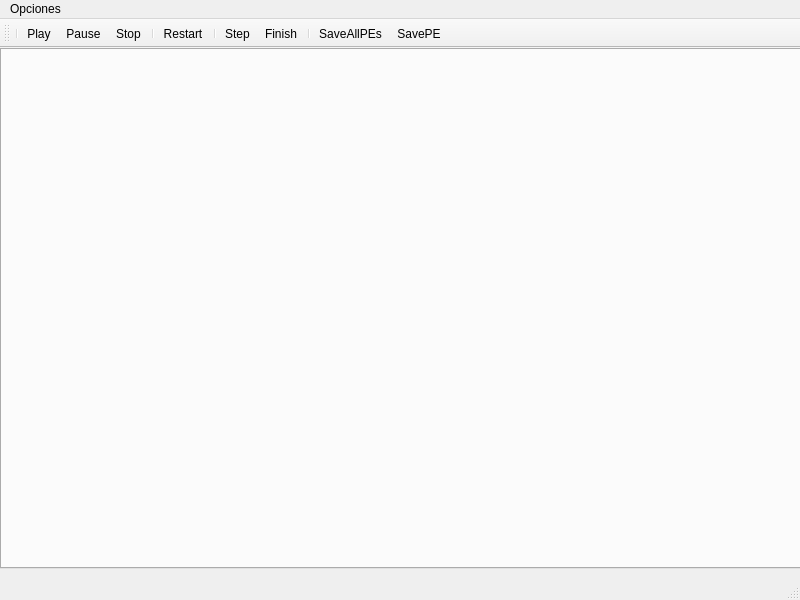
Old version of the form SimInter/mainwindow.ui in the repository issolis/InterconnectSimulator.
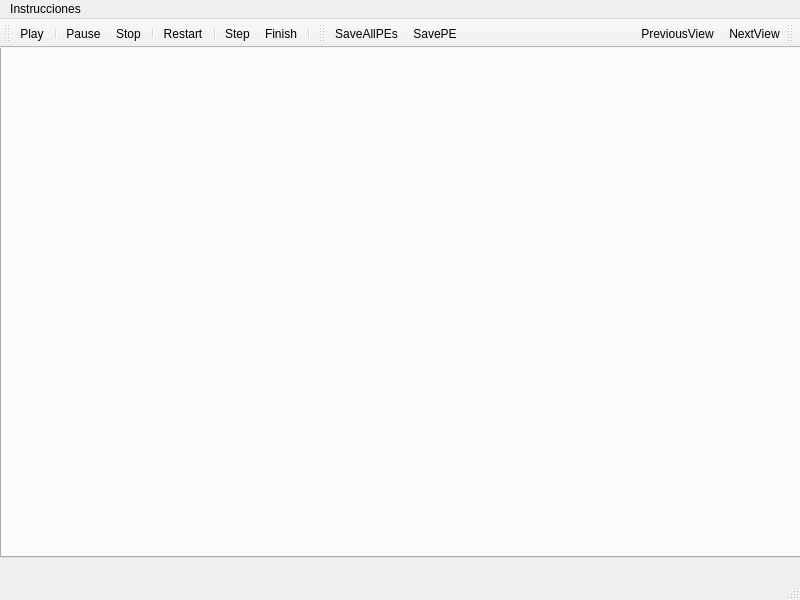
New version of the form. Icons and pictures are not drawn.

Commit message: Preparación para segunda view

Diff of the .ui file:
```diff
--- a/SimInter/mainwindow.ui
+++ b/SimInter/mainwindow.ui
@@ -29,27 +29,29 @@
    <property name="toolTipDuration">
     <number>8</number>
    </property>
-   <widget class="QWidget" name="loadMemoryWidget" native="true">
+   <widget class="QStackedWidget" name="stackedWidget">
     <property name="geometry">
      <rect>
       <x>0</x>
-      <y>0</y>
+      <y>-21</y>
       <width>801</width>
       <height>541</height>
      </rect>
     </property>
-    <widget class="QTabWidget" name="PEMemoriesTW">
-     <property name="geometry">
-      <rect>
-       <x>0</x>
-       <y>0</y>
-       <width>801</width>
-       <height>521</height>
-      </rect>
-     </property>
-     <property name="currentIndex">
-      <number>-1</number>
-     </property>
+    <widget class="QWidget" name="pageLoad">
+     <widget class="QTabWidget" name="PEMemoriesTW">
+      <property name="geometry">
+       <rect>
+        <x>0</x>
+        <y>20</y>
+        <width>801</width>
+        <height>511</height>
+       </rect>
+      </property>
+      <property name="currentIndex">
+       <number>-1</number>
+      </property>
+     </widget>
     </widget>
    </widget>
   </widget>
@@ -64,7 +66,7 @@
    </property>
    <widget class="QMenu" name="menuCargar_Memoria">
     <property name="title">
-     <string>Opciones</string>
+     <string>Instrucciones</string>
     </property>
     <addaction name="actionCargarMemorias"/>
    </widget>
@@ -81,8 +83,8 @@
    <attribute name="toolBarBreak">
     <bool>false</bool>
    </attribute>
-   <addaction name="separator"/>
    <addaction name="actionPlay"/>
+   <addaction name="separator"/>
    <addaction name="actionPause"/>
    <addaction name="actionStop"/>
    <addaction name="separator"/>
@@ -91,9 +93,72 @@
    <addaction name="actionStep"/>
    <addaction name="actionFinish"/>
    <addaction name="separator"/>
+  </widget>
+  <widget class="QToolBar" name="memoryBar">
+   <property name="windowTitle">
+    <string>toolBar_2</string>
+   </property>
+   <attribute name="toolBarArea">
+    <enum>TopToolBarArea</enum>
+   </attribute>
+   <attribute name="toolBarBreak">
+    <bool>false</bool>
+   </attribute>
    <addaction name="actionSaveAllPEs"/>
    <addaction name="actionSavePE"/>
   </widget>
+  <widget class="QToolBar" name="viewBar">
+   <property name="cursor">
+    <cursorShape>ArrowCursor</cursorShape>
+   </property>
+   <property name="focusPolicy">
+    <enum>Qt::NoFocus</enum>
+   </property>
+   <property name="contextMenuPolicy">
+    <enum>Qt::PreventContextMenu</enum>
+   </property>
+   <property name="windowTitle">
+    <string>toolBar</string>
+   </property>
+   <property name="toolTipDuration">
+    <number>-4</number>
+   </property>
+   <property name="layoutDirection">
+    <enum>Qt::RightToLeft</enum>
+   </property>
+   <property name="styleSheet">
+    <string notr="true"/>
+   </property>
+   <property name="movable">
+    <bool>true</bool>
+   </property>
+   <property name="allowedAreas">
+    <set>Qt::TopToolBarArea</set>
+   </property>
+   <property name="orientation">
+    <enum>Qt::Horizontal</enum>
+   </property>
+   <property name="iconSize">
+    <size>
+     <width>24</width>
+     <height>24</height>
+    </size>
+   </property>
+   <property name="toolButtonStyle">
+    <enum>Qt::ToolButtonFollowStyle</enum>
+   </property>
+   <property name="floatable">
+    <bool>true</bool>
+   </property>
+   <attribute name="toolBarArea">
+    <enum>TopToolBarArea</enum>
+   </attribute>
+   <attribute name="toolBarBreak">
+    <bool>false</bool>
+   </attribute>
+   <addaction name="actionNextView"/>
+   <addaction name="actionPreviousView"/>
+  </widget>
   <action name="actionStep">
    <property name="icon">
     <iconset theme="media-seek-forward"/>
@@ -182,6 +247,42 @@
    </property>
    <property name="text">
     <string>SaveAllPEs</string>
+   </property>
+   <property name="shortcut">
+    <string>Ctrl+S</string>
+   </property>
+   <property name="menuRole">
+    <enum>QAction::NoRole</enum>
+   </property>
+  </action>
+  <action name="actionVer_Instrucciones">
+   <property name="text">
+    <string>Abrir Instrucciones</string>
+   </property>
+  </action>
+  <action name="actionNextView">
+   <property name="icon">
+    <iconset theme="go-next"/>
+   </property>
+   <property name="text">
+    <string>NextView</string>
+   </property>
+   <property name="shortcut">
+    <string>Ctrl+Right</string>
+   </property>
+   <property name="menuRole">
+    <enum>QAction::NoRole</enum>
+   </property>
+  </action>
+  <action name="actionPreviousView">
+   <property name="icon">
+    <iconset theme="go-previous"/>
+   </property>
+   <property name="text">
+    <string>PreviousView</string>
+   </property>
+   <property name="shortcut">
+    <string>Ctrl+Left</string>
    </property>
    <property name="menuRole">
     <enum>QAction::NoRole</enum>
```
Left out of the diff: 3 changed lines with no effect on the pictures. The commit also changes 1 other file.
